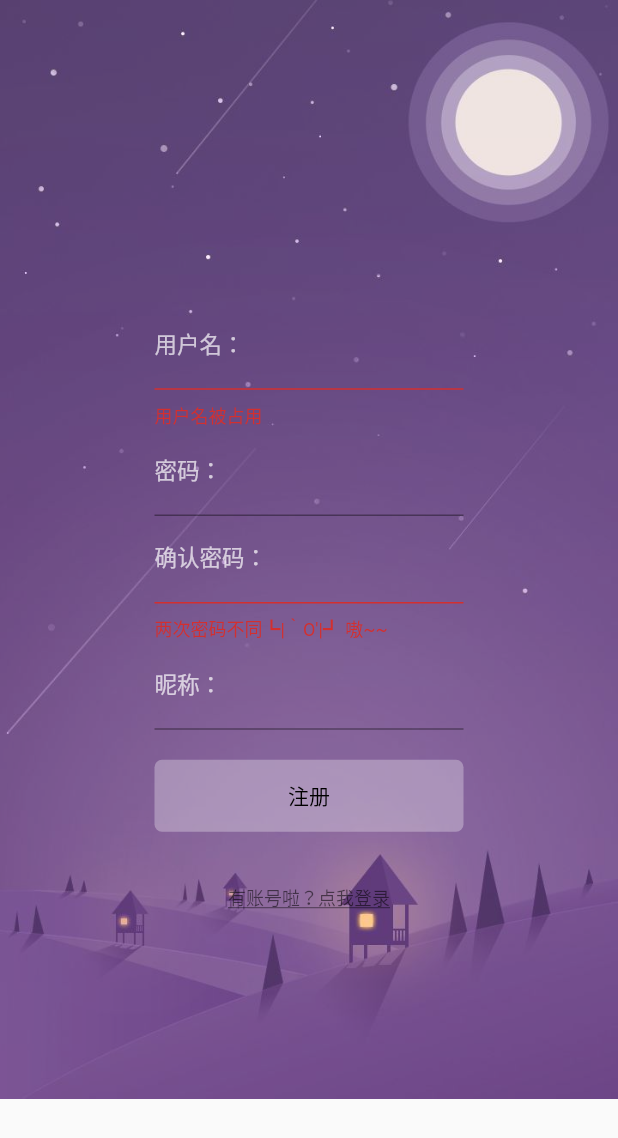
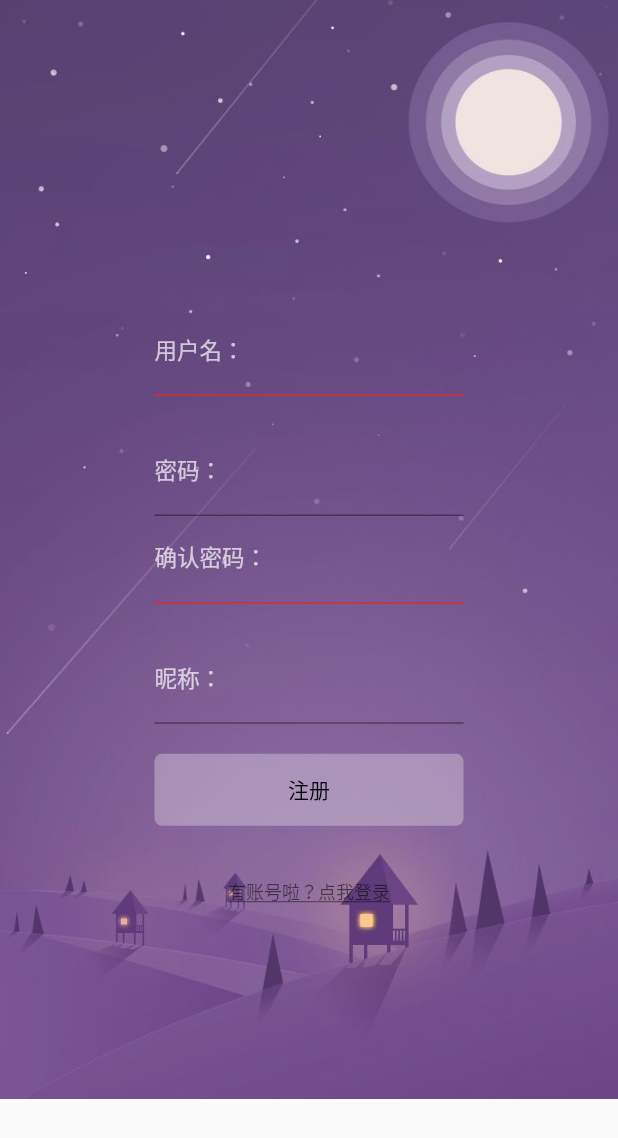
Before and after one commit to liximing1/WeChatDemo, a Flutter app: the screen it shows after launch, after a tap on "没有账号？快来注册吧", on a phone screen of 412 x 824 dp. Shown: the top 1138 px of the screen. Run offline on Flutter 3.47's test engine with Material 2 defaults, Android fonts, the phone set to English and light mode, and no system bars; our stand-ins replace firebase_analytics, firebase_database, google_sign_in; accounts and stored records are empty.

Commit message:
修改登录逻辑

```diff
--- a/lib/login/login_page.dart
+++ b/lib/login/login_page.dart
@@ -1,13 +1,11 @@
 import 'package:flutter/material.dart';
 import 'package:httpdemo/bean/user_bean.dart';
 import 'package:httpdemo/home/home_page.dart';
-import 'package:httpdemo/login/login_registered_page.dart';
 import 'package:firebase_database/firebase_database.dart';
+import 'package:httpdemo/login/registered_page.dart';
 
 
 class LoginPage extends StatefulWidget{
-  VoidCallback voidCallback;
-  LoginPage(this.voidCallback);
   @override
   State<StatefulWidget> createState() =>LoginPageState();
 
@@ -16,7 +14,6 @@ class LoginPage extends StatefulWidget{
 class LoginPageState extends State<LoginPage>{
   TextEditingController _nameController;
   TextEditingController _passwordController;
-  LoginRegisteredPageState lrps = new LoginRegisteredPageState();
   DatabaseReference reference ;
   String _passwordErr;
 
@@ -32,7 +29,18 @@ class LoginPageState extends State<LoginPage>{
 
   @override
   Widget build(BuildContext context) {
-    return new Center(
+    return Scaffold(
+      body: new Stack(
+        children: <Widget>[
+          new Opacity( //控制透明度
+            opacity: 0.8,
+            child: new Image.asset('images/login.jpg',
+              fit: BoxFit.fitWidth,
+              //    height: MediaQuery.of(context).size.height, //获取当前屏幕的高度
+              width: MediaQuery.of(context).size.width,
+            ),
+          ),
+          new Center(
               child:new Container(
                 child: new Column(
                   mainAxisAlignment: MainAxisAlignment.center,
@@ -53,6 +61,7 @@ class LoginPageState extends State<LoginPage>{
                       child: new TextField(
                         controller: _passwordController,
                         decoration: InputDecoration(
+
                             helperText: _passwordErr,
                             helperStyle: new TextStyle(
                                 color: Colors.red
@@ -98,7 +107,9 @@ class LoginPageState extends State<LoginPage>{
                     ),
                     new Container(
                       child: new FlatButton(
-                    onPressed:widget.voidCallback,
+                          onPressed:(){
+                            Navigator.of(context).push(MaterialPageRoute(builder: (BuildContext context) => new RegisteredPage()));
+                          },
                           child: new Text('没有账号？快来注册吧',
                             style: new TextStyle(
                               color: Colors.black54,
@@ -109,6 +120,9 @@ class LoginPageState extends State<LoginPage>{
                   ],
                 ),
               )
+          ),
+        ],
+      ),
     );
   }
 
--- a/lib/login/login_registered_page.dart
+++ /dev/null
@@ -1,67 +0,0 @@
-import 'package:flutter/material.dart';
-import 'package:httpdemo/login/login_page.dart';
-import 'package:httpdemo/login/registered_page.dart';
-import 'package:firebase_database/firebase_database.dart';
-
-class LoginRegisteredPage extends StatefulWidget{
-  @override
-  State<StatefulWidget> createState() => LoginRegisteredPageState();
-
-}
-class LoginRegisteredPageState extends State<LoginRegisteredPage>{
-  TextEditingController _controller;
-  bool _offstate = false;
-   set offstate(bool offstate) => _offstate=offstate;
-   get offstate => _offstate;
-  TextEditingController _nameController;
-  TextEditingController _passwordController;
-  TextEditingController _passwordController2;
-   DatabaseReference info = FirebaseDatabase.instance.reference().child('users');
-
-  @override
-  void initState() {
-    // TODO: implement initState
-    super.initState();
-    _controller = new TextEditingController();
-  }
-
-  @override
-  void dispose() {
-    // TODO: implement dispose
-    super.dispose();
-    _controller.dispose();
-  }
-  @override
-  Widget build(BuildContext context) {
-    return new Scaffold(
-      body: new Stack(
-        children: <Widget>[
-          new Opacity( //控制透明度
-            opacity: 0.8,
-            child: new Image.asset('images/login.jpg',
-        fit: BoxFit.fitWidth,
-        //    height: MediaQuery.of(context).size.height, //获取当前屏幕的高度
-        width: MediaQuery.of(context).size.width,
-      ),
-          ),
-           new Offstage(
-             offstage: _offstate,
-             child: new LoginPage(loginRegisteredCallBack),
-              ),
-           new Offstage(
-              offstage: !_offstate,
-              child: new RegisteredPage(loginRegisteredCallBack),
-              )
-        ],
-      ),
-    );
-  }
-
-  loginRegisteredCallBack(){
-    setState(() {
-      _offstate = !_offstate;
-    });
-  }
-
-
-}
--- a/lib/login/registered_page.dart
+++ b/lib/login/registered_page.dart
@@ -1,10 +1,6 @@
 import 'package:flutter/material.dart';
 import 'package:firebase_database/firebase_database.dart';
 class RegisteredPage extends StatefulWidget{
-  VoidCallback voidCallback;
-
-
-  RegisteredPage(this.voidCallback,);
   @override
   State<StatefulWidget> createState() =>RegisteredPageState();
 
@@ -16,8 +12,9 @@ class RegisteredPageState extends State<RegisteredPage>{
   TextEditingController _passwordController2;
   TextEditingController _nickNameController;
   DatabaseReference reference;
-  bool _usernameErr = false;
-  bool _passwordErr = false;
+  String _usernameErr ='';
+  String _passwordErr ='';
+  RegExp _usernameRegExp = new RegExp(r'[a-z0-9]{6,10}');
 
   @override
   void initState() {
@@ -33,7 +30,18 @@ class RegisteredPageState extends State<RegisteredPage>{
 
   @override
   Widget build(BuildContext context) {
-    return new Center(
+    return new Scaffold(
+      body: new Stack(
+        children: <Widget>[
+          new Opacity( //控制透明度
+            opacity: 0.8,
+            child: new Image.asset('images/login.jpg',
+              fit: BoxFit.fitWidth,
+              //    height: MediaQuery.of(context).size.height, //获取当前屏幕的高度
+              width: MediaQuery.of(context).size.width,
+            ),
+          ),
+      new Center(
           child:new Container(
             child: new Column(
               mainAxisAlignment: MainAxisAlignment.center,
@@ -41,22 +49,28 @@ class RegisteredPageState extends State<RegisteredPage>{
                 new Container(
                   width: MediaQuery.of(context).size.width/2,
                   child:new TextField(
-                  onSubmitted: (value){
+                    onChanged: (value){
+                      if(_usernameRegExp.hasMatch(_nameController.text)){
                         reference.child(value).once().then((DataSnapshot onValue){
                           if(onValue.value==null){
-                        _usernameErr = true;
                             setState(() {
+                              _usernameErr = null;
                             });
                           }else{
-                        _usernameErr = false;
+                            _usernameErr = '用户名被占用';
                             setState(() {
                             });
                           }
                         });
+                      }else{
+                        setState(() {
+                          _usernameErr = '用户名格式错误';
+                        });
+                      }
                     },
                     controller: _nameController,
                     decoration:  InputDecoration(
-                    errorText: _usernameErr ? null:'用户名被占用',
+                      errorText: _usernameErr ,
                       fillColor: Colors.white,
                       labelText:'用户名：',
                       labelStyle:TextStyle(fontSize: 15.0,color: Colors.white70),
@@ -67,6 +81,20 @@ class RegisteredPageState extends State<RegisteredPage>{
                   width: MediaQuery.of(context).size.width/2,
                   child: new TextField(
                     controller: _passwordController,
+                    onChanged: (value){
+                      print('onChange1');
+                      if(_usernameRegExp.hasMatch(value)){
+                        print('zhengze');
+                        setState(() {
+                          _passwordErr = null;
+                        });
+                      }else{
+                        _passwordErr = '密码格式错误';
+                        setState(() {
+
+                        });
+                      }
+                    },
                     decoration: InputDecoration(
                         labelText: '密码：',
                         labelStyle: TextStyle(fontSize: 15.0,color: Colors.white70)
@@ -76,16 +104,23 @@ class RegisteredPageState extends State<RegisteredPage>{
                 new Container(
                   width: MediaQuery.of(context).size.width/2,
                   child: new TextField(
-                  onSubmitted: (value){
-                    if(value==_passwordController.text){
-                      _passwordErr = true;
+                    onChanged: (value){
+                      print('onChange2');
+                        if(value!=_passwordController.text){
+                          print('密码不服');
+                          _passwordErr = '两次密码不符';
+                          setState(() {
+                          });
                         }else{
-                      _passwordErr = false;
+                          print('密码相同');
+                          _passwordErr = null;
+                          setState(() {
+                          });
                         }
                     },
                     controller:_passwordController2,
                     decoration: InputDecoration(
-                    errorText: _passwordErr ? null: '两次密码不同┗|｀O′|┛ 嗷~~',
+                        errorText: _passwordErr,
                         labelText: '确认密码：',
                         labelStyle: TextStyle(fontSize: 15.0,color: Colors.white70)
                     ),
@@ -109,7 +144,7 @@ class RegisteredPageState extends State<RegisteredPage>{
                       borderRadius: BorderRadius.all(Radius.circular(5.0))
                   ),
                   child: new FlatButton(
-                    onPressed: (_usernameErr&&_passwordErr)?(){
+                      onPressed: (_usernameErr==_passwordErr&&_passwordController.text==_passwordController2.text)?(){
                         setState(() {
                           reference.child(_nameController.text).set({
                             'username':_nameController.text,
@@ -120,7 +155,6 @@ class RegisteredPageState extends State<RegisteredPage>{
                           _passwordController.clear();
                           _passwordController2.clear();
                           _nickNameController.clear();
-                        widget.voidCallback;
                         });
                       }:null,
                       child: new Text('注册',style: new TextStyle(
@@ -129,7 +163,7 @@ class RegisteredPageState extends State<RegisteredPage>{
                 ),
                 new Container(
                   child: new FlatButton(
-                    onPressed: widget.voidCallback,
+                      onPressed: ()=>Navigator.of(context).pop(),
                       child: new Text('有账号啦？点我登录',
                         style: new TextStyle(
                           color: Colors.black54,
@@ -140,7 +174,11 @@ class RegisteredPageState extends State<RegisteredPage>{
               ],
             ),
           )
+      ),
+        ],
+      ),
     );
+
   }
 
 }
--- a/lib/main.dart
+++ b/lib/main.dart
@@ -4,14 +4,15 @@ import 'package:firebase_database/firebase_database.dart';
 import 'package:firebase_database/ui/firebase_animated_list.dart';
 import 'package:google_sign_in/google_sign_in.dart';
 import 'package:firebase_analytics/firebase_analytics.dart';
-import 'package:httpdemo/login/login_registered_page.dart';
+import 'package:httpdemo/login/login_page.dart';
+
 
 void main(){
   Paint paint = new Paint();
   paint.color = Colors.black26;
   runApp(
     new MaterialApp(
-      home: LoginRegisteredPage(),
+      home: LoginPage(),
     )
   );
 
```
Also changed, not shown: lib/home/me_page.dart (+8 -1 lines), lib/me/me_set.dart (added, +28 -0 lines). Lines whose indentation alone changed are shown as unchanged.
